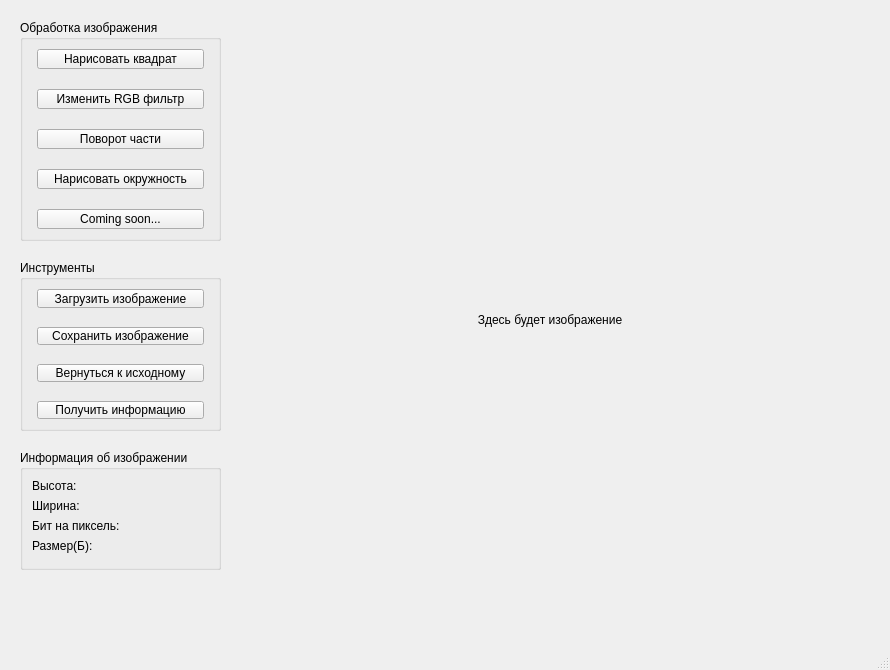
First picture: the form in labsC/cw2_V9/forms/mainwindow.ui, repository Jengle88/labs_etu, before the edit.
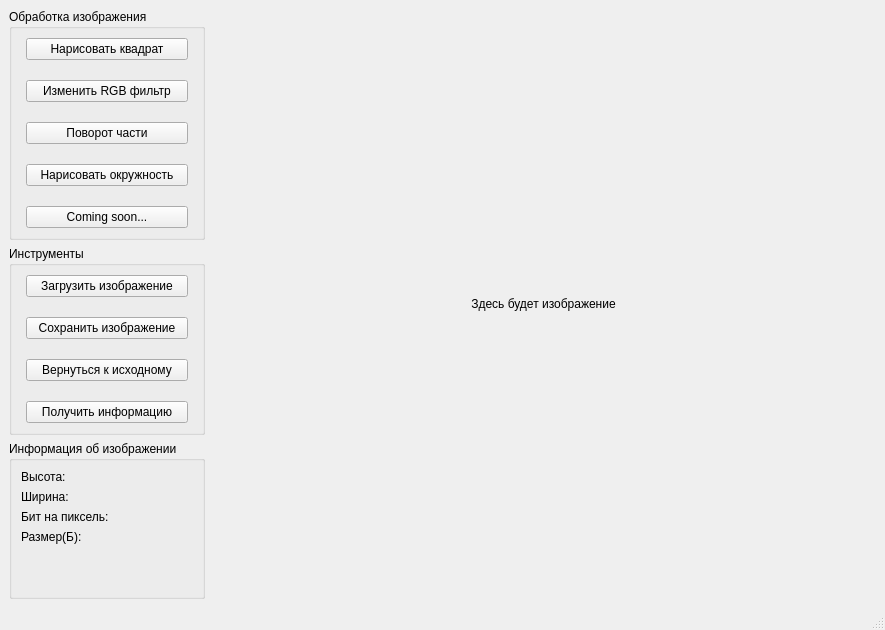
Second picture: the form after the edit.

Commit message: cw2: fix set width, add bad change widgets with window

What changed in the file:
```diff
--- a/labsC/cw2_V9/forms/mainwindow.ui
+++ b/labsC/cw2_V9/forms/mainwindow.ui
@@ -5,12 +5,15 @@
   <property name="windowModality">
    <enum>Qt::NonModal</enum>
   </property>
+  <property name="enabled">
+   <bool>true</bool>
+  </property>
   <property name="geometry">
    <rect>
     <x>0</x>
     <y>0</y>
-    <width>890</width>
-    <height>670</height>
+    <width>885</width>
+    <height>630</height>
    </rect>
   </property>
   <property name="sizePolicy">
@@ -22,40 +25,35 @@
   <property name="windowTitle">
    <string>Главное окно</string>
   </property>
+  <property name="styleSheet">
+   <string notr="true"/>
+  </property>
   <widget class="QWidget" name="centralwidget">
-   <widget class="QLabel" name="label">
-    <property name="geometry">
-     <rect>
-      <x>260</x>
-      <y>30</y>
-      <width>580</width>
-      <height>580</height>
-     </rect>
-    </property>
     <property name="sizePolicy">
-     <sizepolicy hsizetype="Preferred" vsizetype="Preferred">
+    <sizepolicy hsizetype="Expanding" vsizetype="Expanding">
       <horstretch>0</horstretch>
       <verstretch>0</verstretch>
      </sizepolicy>
     </property>
-    <property name="text">
-     <string>Здесь будет изображение</string>
+   <layout class="QFormLayout" name="formLayout_2">
+    <property name="sizeConstraint">
+     <enum>QLayout::SetDefaultConstraint</enum>
     </property>
-    <property name="alignment">
-     <set>Qt::AlignCenter</set>
+    <property name="fieldGrowthPolicy">
+     <enum>QFormLayout::AllNonFixedFieldsGrow</enum>
     </property>
-    <property name="margin">
-     <number>5</number>
-    </property>
-   </widget>
+    <item row="0" column="0">
+     <layout class="QVBoxLayout" name="verticalLayout_5">
+      <property name="sizeConstraint">
+       <enum>QLayout::SetNoConstraint</enum>
+      </property>
+      <item>
    <widget class="QGroupBox" name="groupBox">
-    <property name="geometry">
-     <rect>
-      <x>20</x>
-      <y>20</y>
-      <width>201</width>
-      <height>221</height>
-     </rect>
+        <property name="sizePolicy">
+         <sizepolicy hsizetype="Expanding" vsizetype="Expanding">
+          <horstretch>0</horstretch>
+          <verstretch>0</verstretch>
+         </sizepolicy>
     </property>
     <property name="title">
      <string>Обработка изображения</string>
@@ -199,14 +197,14 @@
      </item>
     </layout>
    </widget>
+      </item>
+      <item>
    <widget class="QGroupBox" name="groupBox_2">
-    <property name="geometry">
-     <rect>
-      <x>20</x>
-      <y>260</y>
-      <width>201</width>
-      <height>171</height>
-     </rect>
+        <property name="sizePolicy">
+         <sizepolicy hsizetype="Expanding" vsizetype="Expanding">
+          <horstretch>0</horstretch>
+          <verstretch>0</verstretch>
+         </sizepolicy>
     </property>
     <property name="title">
      <string>Инструменты</string>
@@ -303,14 +301,14 @@
      </item>
     </layout>
    </widget>
+      </item>
+      <item>
    <widget class="QGroupBox" name="groupBox_3">
-    <property name="geometry">
-     <rect>
-      <x>20</x>
-      <y>450</y>
-      <width>201</width>
-      <height>120</height>
-     </rect>
+        <property name="sizePolicy">
+         <sizepolicy hsizetype="Expanding" vsizetype="Expanding">
+          <horstretch>0</horstretch>
+          <verstretch>0</verstretch>
+         </sizepolicy>
     </property>
     <property name="title">
      <string>Информация об изображении</string>
@@ -374,19 +372,38 @@
      </item>
     </layout>
    </widget>
-  </widget>
-  <widget class="QMenuBar" name="menubar">
-   <property name="geometry">
-    <rect>
-     <x>0</x>
-     <y>0</y>
-     <width>890</width>
-     <height>20</height>
-    </rect>
-   </property>
-   <property name="layoutDirection">
-    <enum>Qt::LeftToRight</enum>
-   </property>
+      </item>
+     </layout>
+    </item>
+    <item row="0" column="1">
+     <widget class="QLabel" name="label">
+      <property name="enabled">
+       <bool>true</bool>
+      </property>
+      <property name="sizePolicy">
+       <sizepolicy hsizetype="Preferred" vsizetype="Preferred">
+        <horstretch>0</horstretch>
+        <verstretch>0</verstretch>
+       </sizepolicy>
+      </property>
+      <property name="minimumSize">
+       <size>
+        <width>640</width>
+        <height>560</height>
+       </size>
+      </property>
+      <property name="text">
+       <string>Здесь будет изображение</string>
+      </property>
+      <property name="alignment">
+       <set>Qt::AlignCenter</set>
+      </property>
+      <property name="margin">
+       <number>5</number>
+      </property>
+     </widget>
+    </item>
+   </layout>
   </widget>
   <widget class="QStatusBar" name="statusbar"/>
   <action name="action">
```
Left out of the diff: 5 changed lines with no effect on the pictures. Lines whose indentation alone changed are shown as unchanged. The commit also changes 10 other files.
